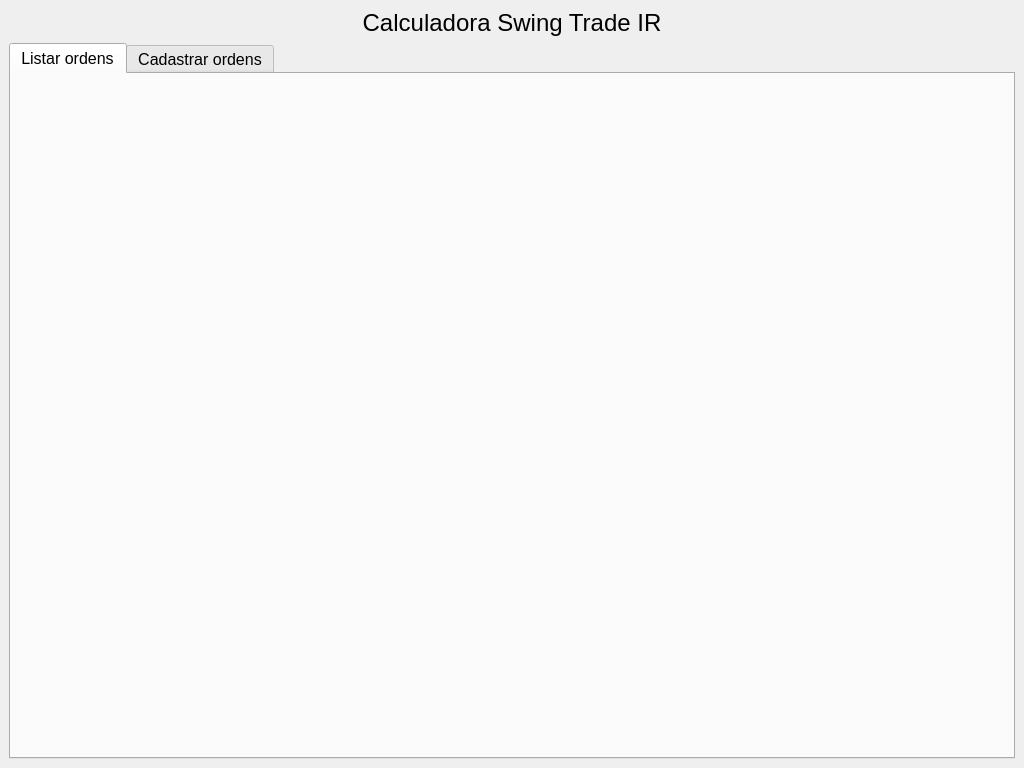
Qt form windows/main.ui (rafaelhamdan/swingtrade) before a commit.
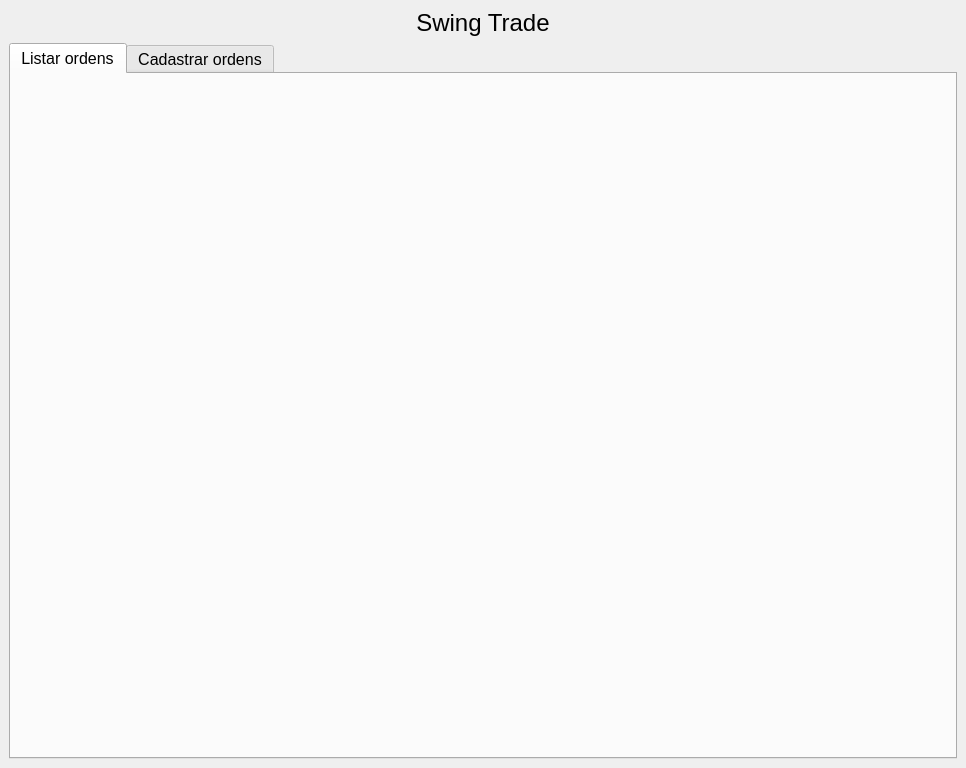
The same form after that commit.

The edit to the form file:
```diff
--- a/windows/main.ui
+++ b/windows/main.ui
@@ -6,7 +6,7 @@
    <rect>
     <x>0</x>
     <y>0</y>
-    <width>1024</width>
+    <width>966</width>
     <height>768</height>
    </rect>
   </property>
@@ -31,7 +31,7 @@
          </font>
         </property>
         <property name="text">
-         <string>Calculadora Swing Trade IR</string>
+         <string>Swing Trade</string>
         </property>
         <property name="alignment">
          <set>Qt::AlignCenter</set>
```
Left out of the diff: 2 changed lines with no effect on the pictures.
